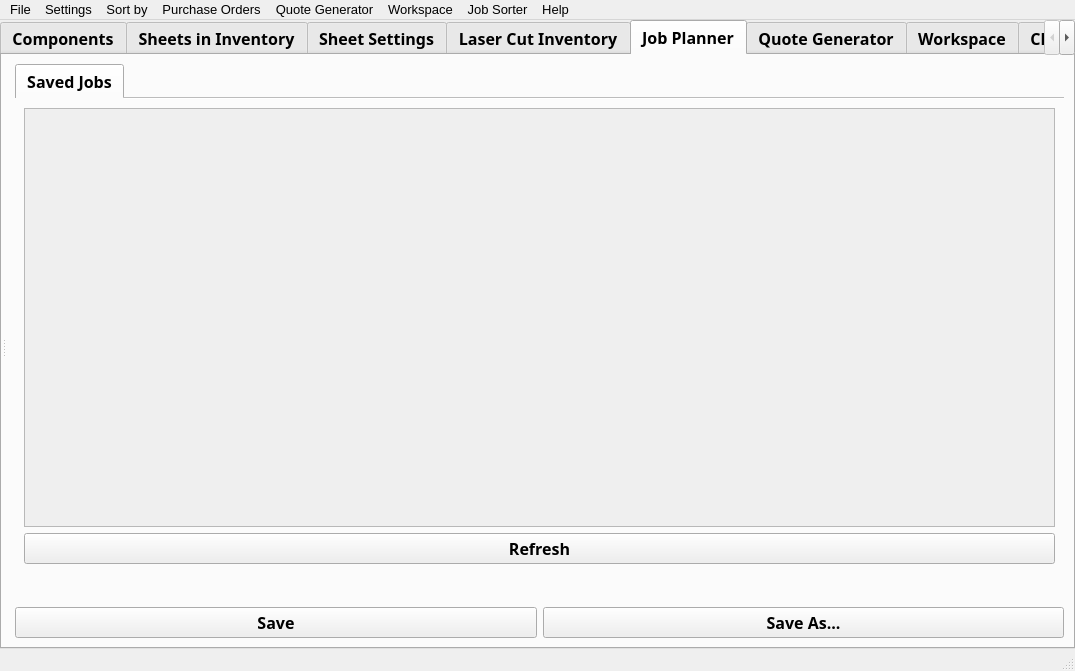
The window that ui/main_menu.ui (TheCodingJsoftware/Invigo) describes before a commit, drawn with Qt 5.
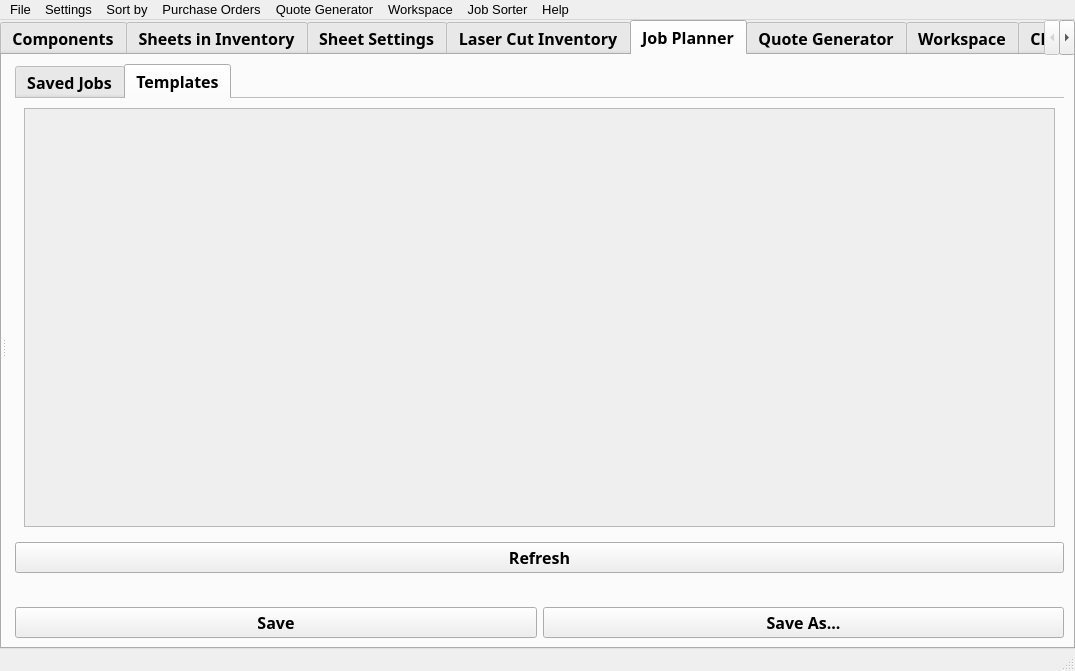
The same window after the commit. The open tabs and pages were chosen to show the change. Icons and pictures are not drawn.

```diff
--- a/ui/main_menu.ui
+++ b/ui/main_menu.ui
@@ -369,10 +369,17 @@
                     </widget>
                    </widget>
                   </item>
+                 </layout>
+                </widget>
+                <widget class="QWidget" name="templates">
+                 <attribute name="title">
+                  <string>Templates</string>
+                 </attribute>
+                 <layout class="QVBoxLayout" name="verticalLayout_19">
                   <item>
-                   <widget class="QPushButton" name="pushButton_refresh_jobs">
-                    <property name="text">
-                     <string>Refresh</string>
+                   <widget class="QScrollArea" name="scrollArea_4">
+                    <property name="widgetResizable">
+                     <bool>true</bool>
                     </property>
                    </widget>
                   </item>
@@ -380,6 +387,13 @@
                 </widget>
                </widget>
               </item>
+              <item>
+               <widget class="QPushButton" name="pushButton_refresh_jobs">
+                <property name="text">
+                 <string>Refresh</string>
+                </property>
+               </widget>
+              </item>
               <item>
                <widget class="QLabel" name="label_job_save_status">
                 <property name="text">
```
Left out of the diff: 27 changed lines with no effect on the pictures.
